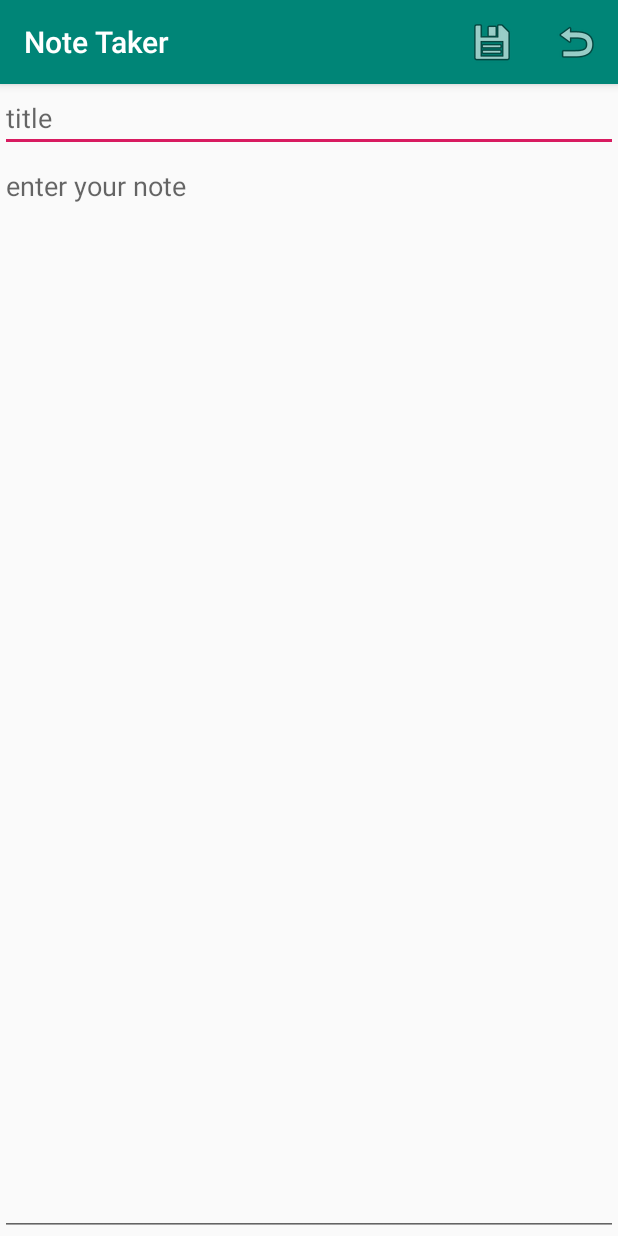
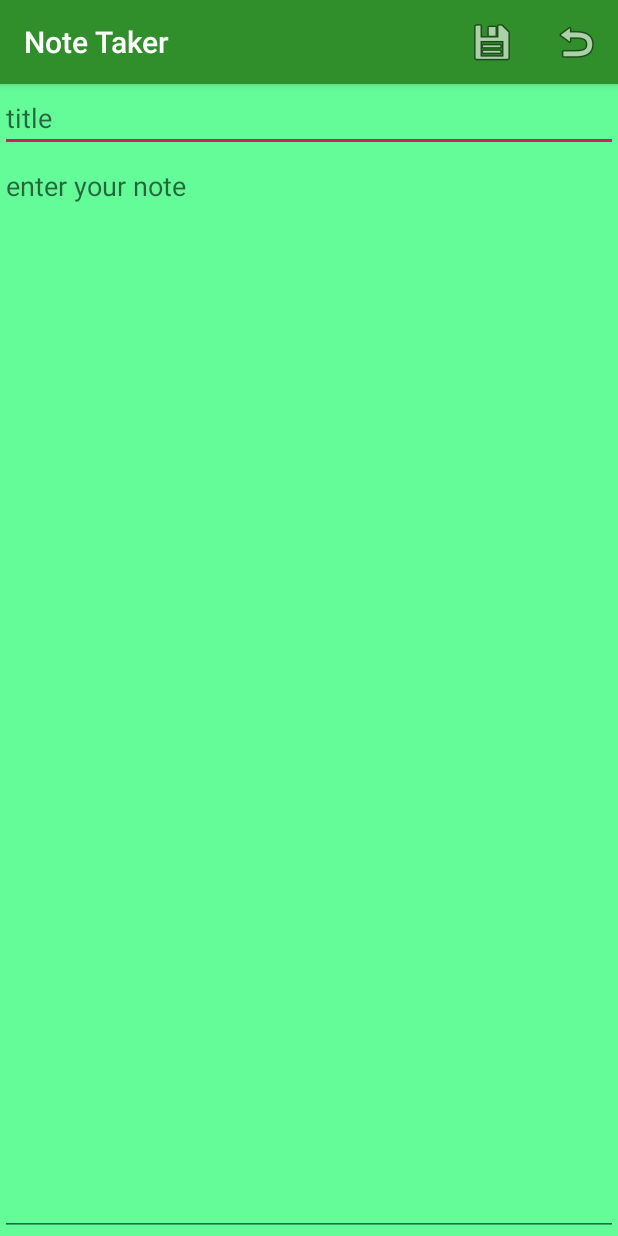
Before and after one commit to Deimant/Android, an Android app: the NoteActivity screen opened directly, with no data from a screen before it, on a phone screen of 412 x 824 dp. Run offline under Robolectric (Android 15) with nearby library versions, the phone set to English and light mode, and no system bars.

Commit message:
Zalias fonas

```diff
--- a/NoteTaker/app/src/main/res/layout/activity_main.xml
+++ b/NoteTaker/app/src/main/res/layout/activity_main.xml
@@ -5,6 +5,7 @@
     xmlns:tools="http://schemas.android.com/tools"
     android:layout_width="match_parent"
     android:layout_height="match_parent"
+    android:background="#64fc99"
     tools:context=".MainActivity">
 
 
--- a/NoteTaker/app/src/main/res/layout/activity_note.xml
+++ b/NoteTaker/app/src/main/res/layout/activity_note.xml
@@ -4,6 +4,7 @@
     xmlns:tools="http://schemas.android.com/tools"
     android:layout_width="match_parent"
     android:layout_height="match_parent"
+    android:background="#64fc99"
     tools:context=".NoteActivity">
 
     <EditText
--- a/NoteTaker/app/src/main/res/layout/view_note_item.xml
+++ b/NoteTaker/app/src/main/res/layout/view_note_item.xml
@@ -4,7 +4,8 @@
 <LinearLayout xmlns:android="http://schemas.android.com/apk/res/android"
     android:orientation="vertical"
     android:layout_width="match_parent"
-    android:layout_height="match_parent">
+    android:layout_height="match_parent"
+    android:background="#64fc99">
 
     <TextView
         android:layout_width="wrap_content"
--- a/NoteTaker/app/src/main/res/menu/menu_main_activity.xml
+++ b/NoteTaker/app/src/main/res/menu/menu_main_activity.xml
@@ -1,6 +1,7 @@
 <?xml version="1.0" encoding="utf-8"?>
 <menu xmlns:android="http://schemas.android.com/apk/res/android"
-    xmlns:app="http://schemas.android.com/apk/res-auto">
+    xmlns:app="http://schemas.android.com/apk/res-auto"
+    >
 
 
     <!-- NEW NOTE -->
--- a/NoteTaker/app/src/main/res/values/colors.xml
+++ b/NoteTaker/app/src/main/res/values/colors.xml
@@ -1,6 +1,6 @@
 <?xml version="1.0" encoding="utf-8"?>
 <resources>
-    <color name="colorPrimary">#008577</color>
+    <color name="colorPrimary">#308e2b</color>
     <color name="colorPrimaryDark">#00574B</color>
     <color name="colorAccent">#D81B60</color>
 </resources>
```
Also changed, not shown: NoteTaker/app/src/main/res/layout/activity_main_calendar.xml (+9 -3 lines).
